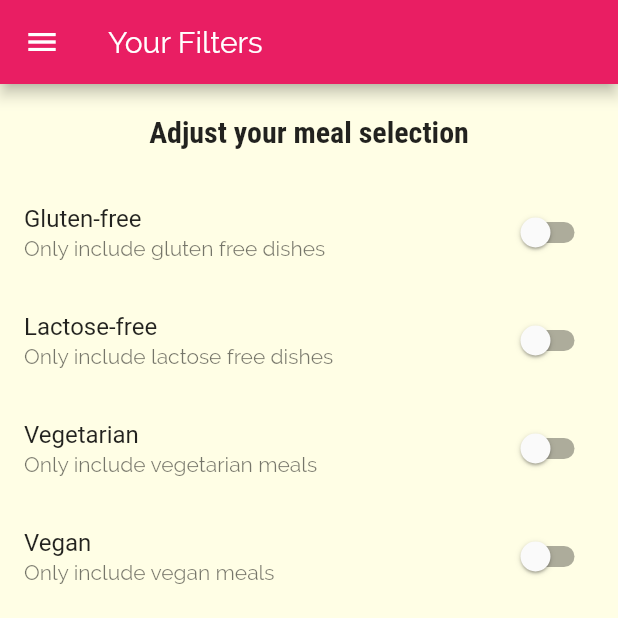
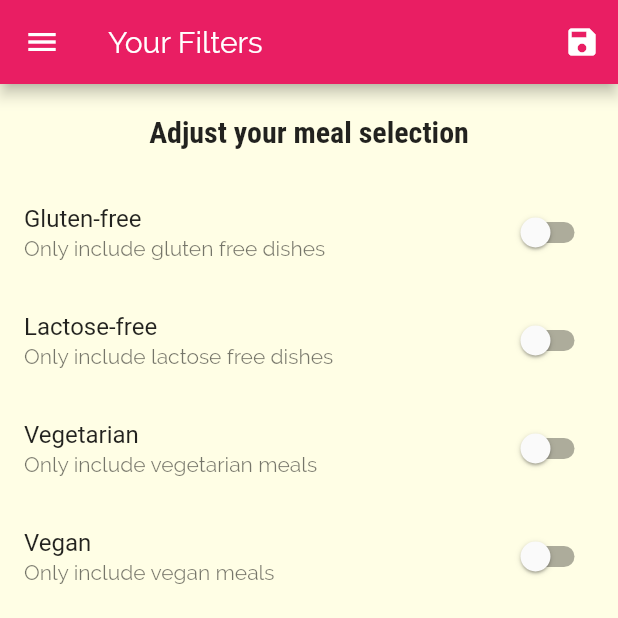
Before and after one commit to dev-saurav/meals_app, a Flutter app: the FiltersScreen screen opened by its route, on a phone screen of 412 x 824 dp, the top half of it. Run offline on Flutter 3.47's test engine with Material 2 defaults, Android fonts, the phone set to English and light mode, and no system bars.

Commit message:
'finished'

```diff
--- a/lib/screens/category_meals_screen.dart
+++ b/lib/screens/category_meals_screen.dart
@@ -1,11 +1,11 @@
 import 'package:flutter/material.dart';
 import '../widgets/meal_item.dart';
-import '../dummy_data.dart';
 import '../models/Meal.dart';
 
 class CategoryMealsScreen extends StatefulWidget {
   static const routeName = "/categories-meals";
-
+  final List<Meal> avilableMeals;
+  CategoryMealsScreen(this.avilableMeals);
   @override
   _CategoryMealsScreenState createState() => _CategoryMealsScreenState();
 }
@@ -23,7 +23,7 @@ class _CategoryMealsScreenState extends State<CategoryMealsScreen> {
           ModalRoute.of(context).settings.arguments as Map<String, String>;
       categoryTitle = args["title"];
       categoryId = args['id'];
-      categoryMeals = DUMMY_MEALS.where((meal) {
+      categoryMeals = widget.avilableMeals.where((meal) {
         return meal.categories.contains(categoryId);
       }).toList();
       _loadedInitData = true;
--- a/lib/screens/filters_screen.dart
+++ b/lib/screens/filters_screen.dart
@@ -4,15 +4,28 @@ import 'package:meals_app/widgets/main_drawer.dart';
 class FiltersScreen extends StatefulWidget {
   static const routeName = "/filters";
 
+  final Function filtersFunction;
+  final Map<String, bool> filters;
+  FiltersScreen(this.filtersFunction, this.filters);
+
   @override
   _FiltersScreenState createState() => _FiltersScreenState();
 }
 
 class _FiltersScreenState extends State<FiltersScreen> {
-  bool _glutenFree = false;
-  bool _vegetarian = false;
-  bool _vegan = false;
-  bool _lactoseFree = false;
+  bool _glutenFree;
+  bool _vegetarian;
+  bool _vegan;
+  bool _lactoseFree;
+
+  @override
+  initState() {
+    _glutenFree = widget.filters['gluten'];
+    _vegetarian = widget.filters['vegetarian'];
+    _vegan = widget.filters['vegan'];
+    _lactoseFree = widget.filters['lactose'];
+    super.initState();
+  }
 
   Widget buildSwithchs(
       {String title, String subtitle, Function switchChange, bool value}) {
@@ -27,9 +40,20 @@ class _FiltersScreenState extends State<FiltersScreen> {
   @override
   Widget build(BuildContext context) {
     return Scaffold(
-      appBar: AppBar(
-        title: Text('Your Filters'),
-      ),
+      appBar: AppBar(title: Text('Your Filters'), actions: <Widget>[
+        IconButton(
+          icon: Icon(Icons.save),
+          onPressed: () {
+            final selectedFilters = {
+              'gluten': _glutenFree,
+              'lactose': _lactoseFree,
+              'vegetarian': _vegan,
+              'vegan': _vegetarian,
+            };
+            widget.filtersFunction(selectedFilters);
+          },
+        )
+      ]),
       drawer: MainDrawer(),
       body: Column(
         children: <Widget>[
```
Also changed, not shown: lib/main.dart (+49 -5 lines), lib/screens/favorites_screen.dart (+23 -3 lines), lib/screens/meal_detail_screen.dart (+8 -4 lines), lib/screens/tabs_screen.dart (+13 -5 lines).
